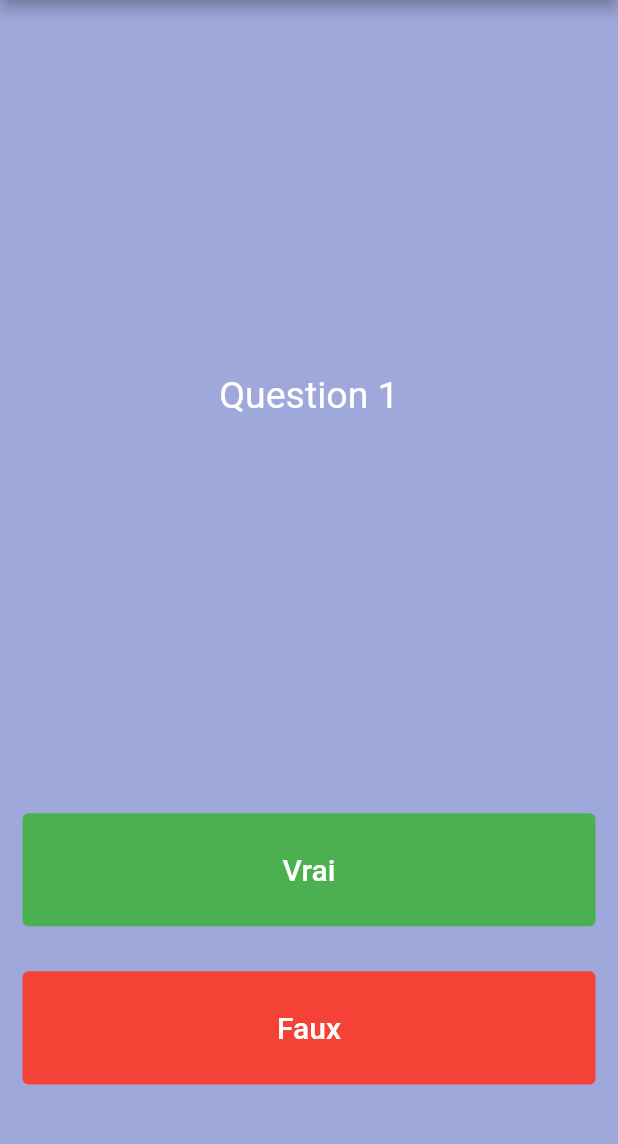
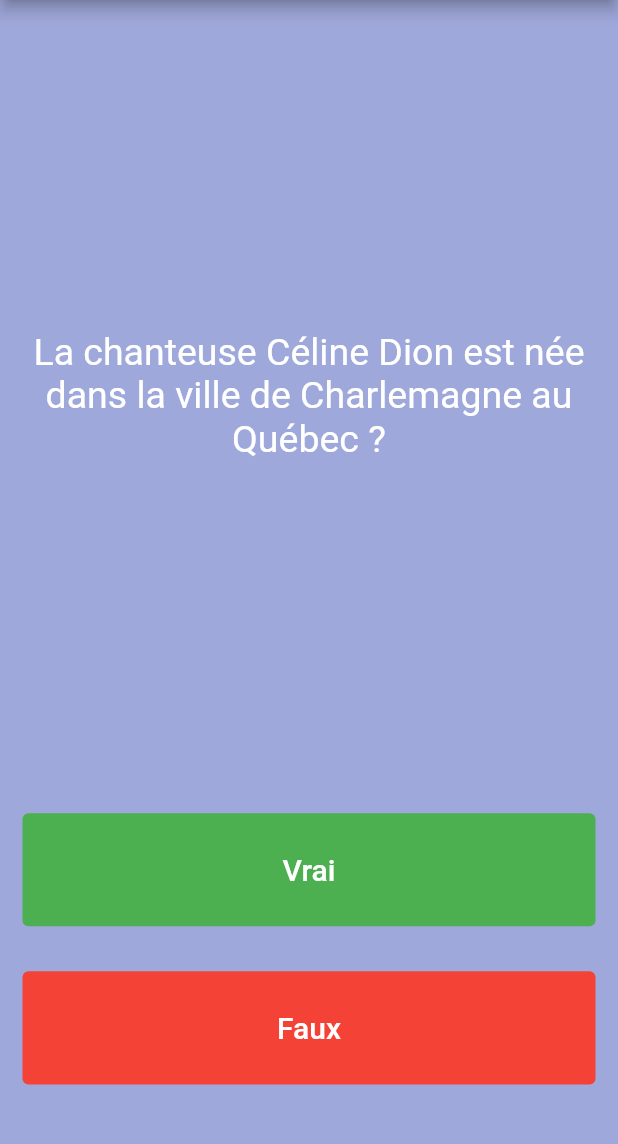
Before and after one commit to Binique/multiquizzer, a Flutter app: the Quizzer2 screen opened directly, on a phone screen of 412 x 824 dp, the part 84-1228 px from its top. Run offline on Flutter 3.47's test engine with Material 2 defaults, Android fonts, the light colour scheme and no system bars; our stand-ins replace rflutter_alert.

Commit message:
Mise à jour question Quizz2

```diff
--- a/lib/quizzBrain2.dart
+++ b/lib/quizzBrain2.dart
@@ -3,10 +3,10 @@
 class  QuizzBrain2 {
   int _questionNumber2 = 0;
   List<Question>_Questions2= [
-    Question('Question 1', true),
-    Question('Bienvenue', false),
-    Question('Question 3', false),
-    Question('Question 4', true),
+    Question('La chanteuse Céline Dion est née dans la ville de Charlemagne au Québec ?', true),
+    Question("La dengue est une maladie transmise par la piqûre d'une tique ?", false),
+    Question("L'est de l'Espagne est bordé par l'océan Atlantique ?", false),
+    Question("Le premier être vivant à aller dans l'Espace est la chienne Laïka, envoyée par les Américains ?", false),
   ];
 
   String getQuestionText2() {
```
